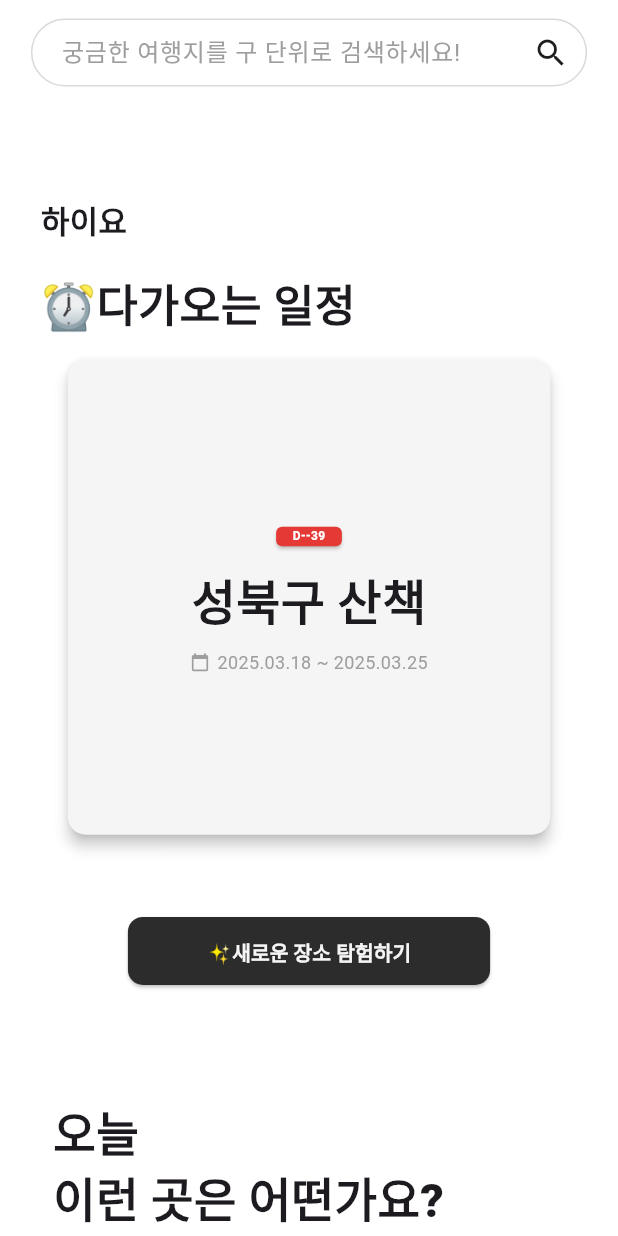
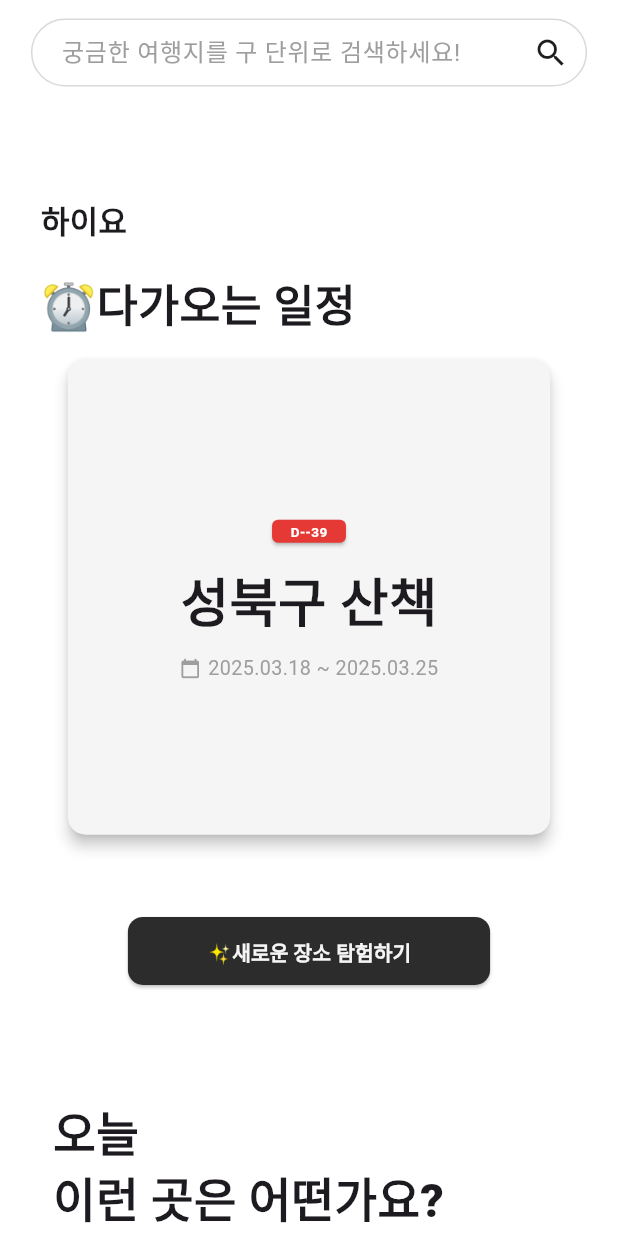
Before and after one commit to 2025AlphaProject/alphaFE, a Flutter app: the HomePage screen opened directly, on a phone screen of 412 x 824 dp. Run offline on Flutter 3.47's test engine with Material 3 defaults, Android fonts, the phone set to English and light mode, and no system bars; our stand-ins replace dio, flutter_dotenv, flutter_phoenix, flutter_secure_storage, geolocator, image_picker and 3 more; missing offline and left inert: flutter_naver_map, kakao_flutter_sdk; accounts and stored records are empty; network calls fail.

Commit message:
계획 로딩페이지 연결 및 기타 수정사항 반영

```diff
--- a/lib/components/plan_card.dart
+++ b/lib/components/plan_card.dart
@@ -33,6 +33,8 @@ class PlanCard extends StatelessWidget {
 
   @override
   Widget build(BuildContext context) {
+    final screenWidth = MediaQuery.of(context).size.width;
+    final screenHeight = MediaQuery.of(context).size.height;
     final remainingDays = calculateRemainingDays(endDate);
 
     return SizedBox( // 카드 위젯의 크기 명시
@@ -58,7 +60,12 @@ class PlanCard extends StatelessWidget {
               );
           },
           child: Padding(
-            padding: const EdgeInsets.fromLTRB(20, 40, 20, 40),
+            padding: EdgeInsets.fromLTRB(
+              screenWidth * 0.05,
+              screenHeight * 0.05,
+              screenWidth * 0.05,
+              screenHeight * 0.05,
+            ),
             child: Column(
               mainAxisAlignment: MainAxisAlignment.center,
               crossAxisAlignment: CrossAxisAlignment.center,
@@ -72,12 +79,15 @@ class PlanCard extends StatelessWidget {
                   ),
                   margin: const EdgeInsets.all(5),
                   child: Padding(
-                    padding: const EdgeInsets.symmetric(horizontal: 11, vertical: 1),
+                    padding: EdgeInsets.symmetric(
+                      horizontal: screenWidth * 0.03,
+                      vertical: screenHeight * 0.0015,
+                    ),
                     child: Text(
                       "D-$remainingDays",
                       style: TextStyle(
                         color: Colors.white,
-                        fontSize: 8,
+                        fontSize: screenWidth * 0.022,
                         fontWeight: FontWeight.bold,
                       ),
                     ),
@@ -87,7 +97,7 @@ class PlanCard extends StatelessWidget {
                 // 여행 제목
                 Text(
                   title,
-                  style: TextStyle(fontSize: 32, fontWeight: FontWeight.bold),
+                  style: TextStyle(fontSize: screenWidth * 0.085, fontWeight: FontWeight.bold),
                 ),
                 const SizedBox(height: 8),
                 // 여행 날짜 범위 (달력 아이콘 + 텍스트)
@@ -95,11 +105,11 @@ class PlanCard extends StatelessWidget {
                   mainAxisSize: MainAxisSize.min,
                   mainAxisAlignment: MainAxisAlignment.center,
                   children: [
-                    Icon(Icons.calendar_today, size: 13, color: Colors.grey),
+                    Icon(Icons.calendar_today, size: screenWidth * 0.034, color: Colors.grey),
                     const SizedBox(width: 5),
                     Text(
                       dateRange,
-                      style: TextStyle(fontSize: 12, color: Colors.grey),
+                      style: TextStyle(fontSize: screenWidth * 0.032, color: Colors.grey),
                     ),
                   ],
                 ),
--- a/lib/components/plan_course_event.dart
+++ b/lib/components/plan_course_event.dart
@@ -180,7 +180,7 @@ class place_card extends StatelessWidget {
                               Container( //장소명
                                 width: MediaQuery.of(context).size.width * 0.416,
                                 child: Text(
-                                  placeName,
+                                  placeName.replaceAll(RegExp(r'[<>]'), ''),
                                   softWrap: true,
                                   overflow: TextOverflow.visible,
                                   style: TextStyle(fontSize: MediaQuery.of(context).size.width * 0.039, fontWeight: FontWeight.bold),
@@ -215,7 +215,7 @@ class place_card extends StatelessWidget {
                                   Container( //도로명 데이터
                                     width: MediaQuery.of(context).size.width * 0.361,
                                     child: Text(
-                                      roadAddress,
+                                      roadAddress.replaceAll(RegExp(r'[<>]'), ''),
                                       softWrap: true,
                                       overflow: TextOverflow.visible,
                                       style: TextStyle(fontSize: MediaQuery.of(context).size.width * 0.033),
@@ -239,7 +239,7 @@ class place_card extends StatelessWidget {
                                   Container( //지번 데이터
                                     width: MediaQuery.of(context).size.width * 0.361,
                                     child: Text(
-                                      numberAddress,
+                                      numberAddress.replaceAll(RegExp(r'[<>]'), ''),
                                       softWrap: true,
                                       overflow: TextOverflow.visible,
                                       style: TextStyle(fontSize: MediaQuery.of(context).size.width * 0.033),
```
Also changed, not shown: lib/pages/plan_page/plan_page_2.dart (+31 -6 lines).
